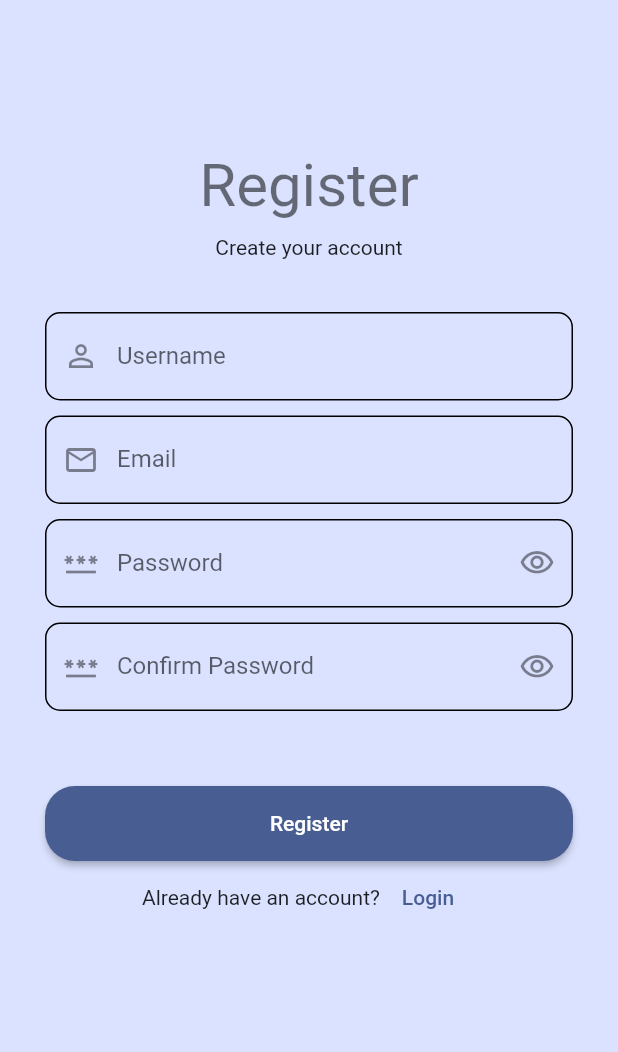
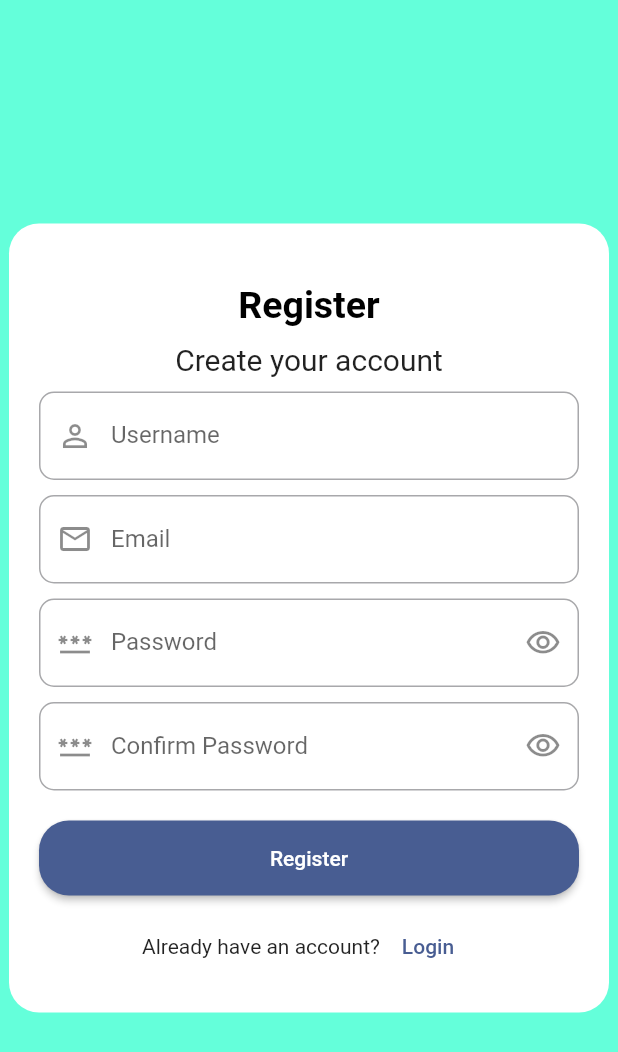
Before and after one commit to Omkar1643-om/Notes_Project, a Flutter app: the screen it shows after launch, after a tap on "Login", after a tap on "Signup", on a phone screen of 412 x 824 dp. Shown: the top 1052 px of the screen. Run offline on Flutter 3.47's test engine with Material 2 defaults, Android fonts, the phone set to English and light mode, and no system bars; our stand-ins replace hive_flutter; accounts and stored records are empty.

Commit message:
08-10-2023

```diff
--- a/lib/pages/login.dart
+++ b/lib/pages/login.dart
@@ -32,7 +32,7 @@ class _LoginState extends State<Login> {
     }
 
     return Scaffold(
-      backgroundColor: Colors.white,
+      backgroundColor: Colors.black,
       body: Form(
         key: _formKey,
         child: Container(
@@ -50,8 +50,8 @@ class _LoginState extends State<Login> {
                     const Text(
                       "Welcome",
                       style: TextStyle(fontSize: 25.0,
-                      fontWeight: FontWeight.bold,
-                      color: Colors.black),
+                          fontWeight: FontWeight.bold,
+                          color: Colors.black),
                     ),
                     const SizedBox(height: 10),
                     Text(
@@ -144,7 +144,11 @@ class _LoginState extends State<Login> {
                               );
                             }
                           },
-                          child: const Text("Login"
+                          child: const Text("Login",
+                              style: TextStyle(
+                                color: Colors.white,
+                                fontSize: 18.0,
+                              )
                           ),
                         ),
                         Row(
--- a/lib/pages/signup.dart
+++ b/lib/pages/signup.dart
@@ -2,7 +2,7 @@ import 'package:flutter/material.dart';
 import 'package:hive_flutter/hive_flutter.dart';
 
 class Signup extends StatefulWidget {
-  const Signup({super.key});
+  const Signup({Key? key}) : super(key: key);
 
   @override
   State<Signup> createState() => _SignupState();
@@ -26,24 +26,38 @@ class _SignupState extends State<Signup> {
   @override
   Widget build(BuildContext context) {
     return Scaffold(
-      backgroundColor: Theme.of(context).colorScheme.primaryContainer,
-      body: Form(
+      backgroundColor: Colors.tealAccent,
+      body: Center(
+        child: Container(
+          constraints: BoxConstraints(maxWidth: 400),
+          padding: const EdgeInsets.all(20),
+          decoration: BoxDecoration(
+            borderRadius: BorderRadius.circular(20),
+            color: Colors.white,
+          ),
+          child: Form(
             key: _formKey,
-        child: SingleChildScrollView(
-          padding: const EdgeInsets.symmetric(horizontal: 30.0),
             child: Column(
+              mainAxisSize: MainAxisSize.min,
               children: [
-              const SizedBox(height: 100),
-              Text(
+                const SizedBox(height: 20),
+                const Text(
                   "Register",
-                style: Theme.of(context).textTheme.headlineLarge,
+                  style: TextStyle(
+                    fontSize: 25.0,
+                    fontWeight: FontWeight.bold,
+                    color: Colors.black,
+                  ),
                 ),
                 const SizedBox(height: 10),
-              Text(
+                const Text(
                   "Create your account",
-                style: Theme.of(context).textTheme.bodyMedium,
+                  style: TextStyle(
+                    fontSize: 20.0,
+                    fontWeight: FontWeight.normal,
                   ),
-              const SizedBox(height: 35),
+                ),
+                const SizedBox(height: 10),
                 TextFormField(
                   controller: _controllerUsername,
                   keyboardType: TextInputType.name,
@@ -53,9 +67,6 @@ class _SignupState extends State<Signup> {
                     border: OutlineInputBorder(
                       borderRadius: BorderRadius.circular(10),
                     ),
-                  enabledBorder: OutlineInputBorder(
-                    borderRadius: BorderRadius.circular(10),
-                  ),
                   ),
                   validator: (String? value) {
                     if (value == null || value.isEmpty) {
@@ -63,7 +74,6 @@ class _SignupState extends State<Signup> {
                     } else if (_boxAccounts.containsKey(value)) {
                       return "Username is already registered.";
                     }
-
                     return null;
                   },
                   onEditingComplete: () => _focusNodeEmail.requestFocus(),
@@ -77,9 +87,6 @@ class _SignupState extends State<Signup> {
                     labelText: "Email",
                     prefixIcon: const Icon(Icons.email_outlined),
                     border: OutlineInputBorder(
-                    borderRadius: BorderRadius.circular(10),
-                  ),
-                  enabledBorder: OutlineInputBorder(
                       borderRadius: BorderRadius.circular(10),
                     ),
                   ),
@@ -110,11 +117,9 @@ class _SignupState extends State<Signup> {
                       },
                       icon: _obscurePassword
                           ? const Icon(Icons.visibility_outlined)
-                          : const Icon(Icons.visibility_off_outlined)),
+                          : const Icon(Icons.visibility_off_outlined),
+                    ),
                     border: OutlineInputBorder(
-                    borderRadius: BorderRadius.circular(10),
-                  ),
-                  enabledBorder: OutlineInputBorder(
                       borderRadius: BorderRadius.circular(10),
                     ),
                   ),
@@ -122,7 +127,7 @@ class _SignupState extends State<Signup> {
                     if (value == null || value.isEmpty) {
                       return "Please enter password.";
                     } else if (value.length < 8) {
-                    return "Password must be at least 8 character.";
+                      return "Password must be at least 8 characters.";
                     }
                     return null;
                   },
@@ -146,11 +151,9 @@ class _SignupState extends State<Signup> {
                       },
                       icon: _obscurePassword
                           ? const Icon(Icons.visibility_outlined)
-                          : const Icon(Icons.visibility_off_outlined)),
+                          : const Icon(Icons.visibility_off_outlined),
+                    ),
                     border: OutlineInputBorder(
-                    borderRadius: BorderRadius.circular(10),
-                  ),
-                  enabledBorder: OutlineInputBorder(
                       borderRadius: BorderRadius.circular(10),
                     ),
                   ),
@@ -163,9 +166,7 @@ class _SignupState extends State<Signup> {
                     return null;
                   },
                 ),
-              const SizedBox(height: 50),
-              Column(
-                children: [
+                const SizedBox(height: 20),
                 ElevatedButton(
                   style: ElevatedButton.styleFrom(
                     minimumSize: const Size.fromHeight(50),
@@ -194,12 +195,12 @@ class _SignupState extends State<Signup> {
                       );
 
                       _formKey.currentState?.reset();
-
                       Navigator.pop(context);
                     }
                   },
                   child: const Text("Register"),
                 ),
+                const SizedBox(height: 10),
                 Row(
                   mainAxisAlignment: MainAxisAlignment.center,
                   children: [
@@ -212,7 +213,6 @@ class _SignupState extends State<Signup> {
                 ),
               ],
             ),
-            ],
           ),
         ),
       ),
```
Also changed, not shown: lib/pages/home.dart (+41 -17 lines), lib/pages/home2.dart (added, +20 -0 lines), lib/widgets/todoitem.dart (added, +10 -0 lines), 1 other file. Lines whose indentation alone changed are shown as unchanged.
